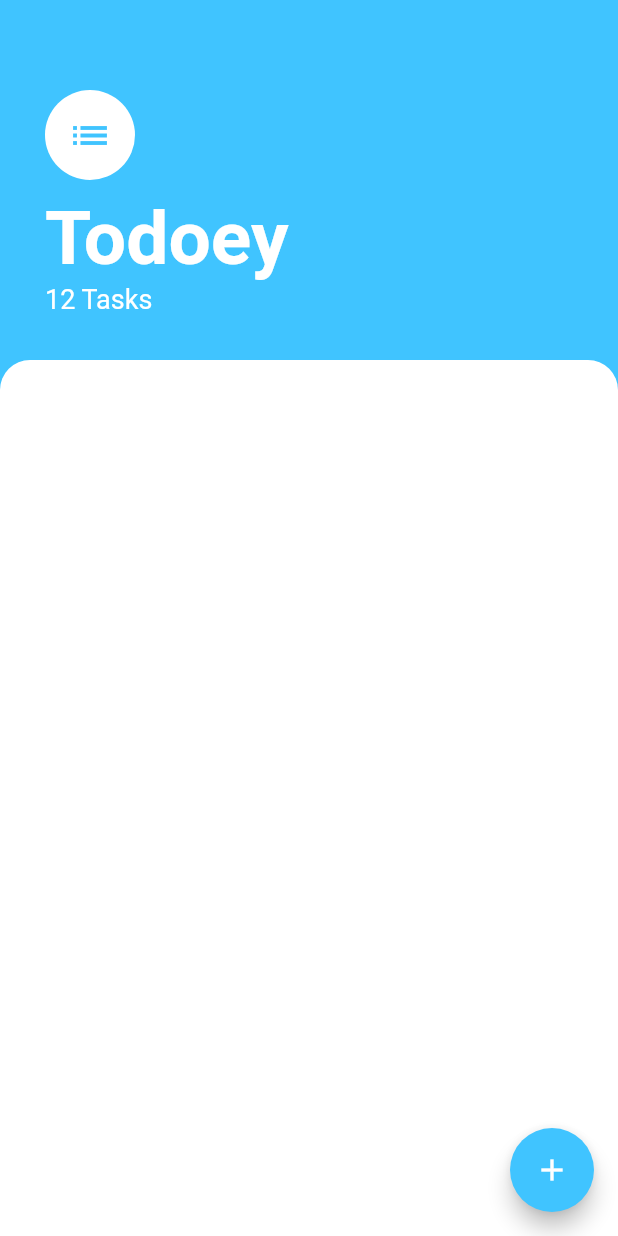
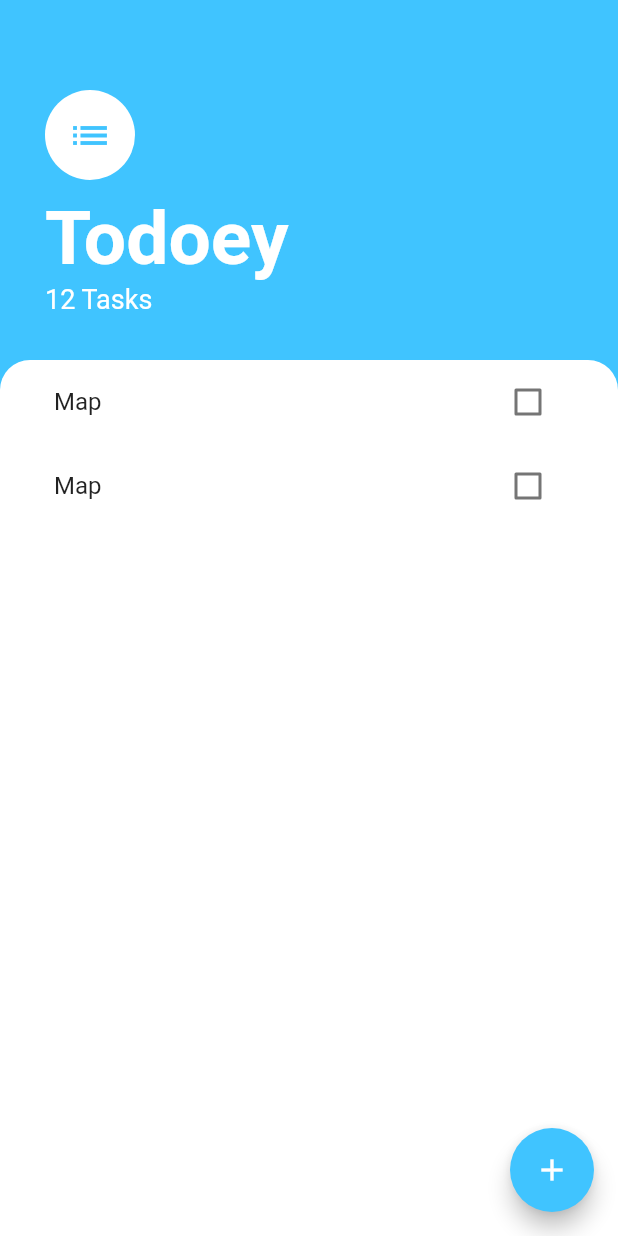
Before and after one commit to Karthik1804/todo-app, a Flutter app: the screen it shows after launch, on a phone screen of 412 x 824 dp. Run offline on Flutter 3.47's test engine with Material 2 defaults, Android fonts, the phone set to English and light mode, and no system bars.

Commit message:
added task lisk and code cleanup

```diff
--- a/lib/screens/tasks-screen.dart
+++ b/lib/screens/tasks-screen.dart
@@ -1,6 +1,7 @@
 import 'package:flutter/material.dart';
 
 class TasksScreen extends StatelessWidget {
+  bool checked = false;
   @override
   Widget build(BuildContext context) {
     return Scaffold(
@@ -44,6 +45,7 @@ class TasksScreen extends StatelessWidget {
             ),
             Expanded(
               child: Container(
+                padding: EdgeInsets.symmetric(horizontal: 20),
                 height: 300,
                 decoration: BoxDecoration(
                   color: Colors.white,
@@ -52,9 +54,35 @@ class TasksScreen extends StatelessWidget {
                     topRight: Radius.circular(20),
                   ),
                 ),
+                child: TasksList(),
               ),
             )
           ],
         ));
   }
 }
+
+class TasksList extends StatelessWidget {
+  @override
+  Widget build(BuildContext context) {
+    return ListView(
+      children: <Widget>[
+        TaskTile(),
+        TaskTile(),
+      ],
+    );
+  }
+}
+
+class TaskTile extends StatelessWidget {
+  @override
+  Widget build(BuildContext context) {
+    return ListTile(
+      trailing: Checkbox(
+        value: false,
+        onChanged: (bool newValue) {},
+      ),
+      title: Text('Map'),
+    );
+  }
+}
```
